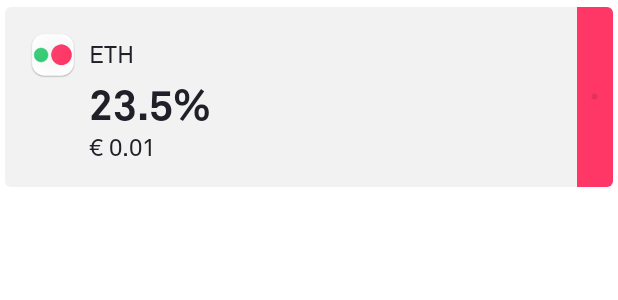
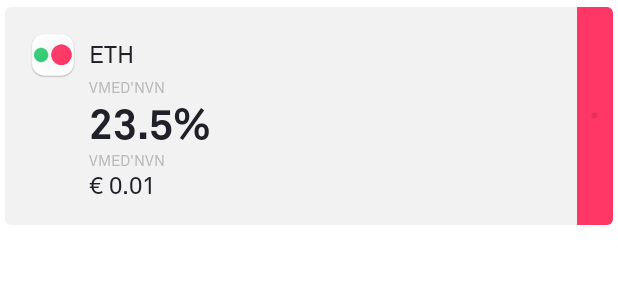
Before and after one commit to Asilvia/SoftCoin, an Android app: the layout coin_card.xml on its own in the app's theme, with its tools: preview values and no code run, on a phone screen of 412 x 824 dp. Shown: the top 300 px of the screen. Run offline under Robolectric (Android 15) with nearby library versions, the phone set to English and light mode, and no system bars.

Commit message:
ActionBar size

```diff
--- a/app/src/main/java/com/asilvia/cryptoo/ui/start/StartActivity.java
+++ b/app/src/main/java/com/asilvia/cryptoo/ui/start/StartActivity.java
@@ -167,9 +167,12 @@ public class StartActivity extends BaseActivity<ActivityStartBinding, StartViewM
     private void renderActionBar() {
         getSupportActionBar().setElevation(0);
         getSupportActionBar().setDisplayShowHomeEnabled(true);
-        getSupportActionBar().setLogo(R.drawable.ic_logo_cryptoo);
+       // getSupportActionBar().setLogo(R.drawable.ic_logo_cryptoo);
         getSupportActionBar().setDisplayUseLogoEnabled(true);
         getSupportActionBar().setDisplayShowTitleEnabled(false);
+        getSupportActionBar().setDisplayShowCustomEnabled(true);
+        View cView = getLayoutInflater().inflate(R.layout.start_action_bar, null);
+        getSupportActionBar().setCustomView(cView);
     }
 
 
--- a/app/src/main/res/drawable/ic_logo_cryptoo.xml
+++ b/app/src/main/res/drawable/ic_logo_cryptoo.xml
@@ -1,4 +1,4 @@
-<vector android:height="23dp" android:viewportHeight="23.0"
+<vector android:height="32dp" android:viewportHeight="30.0"
     android:viewportWidth="109.0" android:width="109.0dp" xmlns:android="http://schemas.android.com/apk/res/android">
     <path android:fillColor="#FE3767" android:fillType="evenOdd" android:pathData="M96.075,9.975m-9.975,0a9.975,9.975 0,1 1,19.95 0a9.975,9.975 0,1 1,-19.95 0"/>
     <path android:fillColor="#30C971" android:fillType="evenOdd" android:pathData="M76.125,9.975m-6.825,0a6.825,6.825 0,1 1,13.65 0a6.825,6.825 0,1 1,-13.65 0"/>
--- a/app/src/main/res/layout/coin_card.xml
+++ b/app/src/main/res/layout/coin_card.xml
@@ -34,23 +34,37 @@
                     android:layout_marginRight="8dp"
                     android:src="@mipmap/ic_launcher" />
 
+                <LinearLayout
+                    android:layout_width="match_parent"
+                    android:layout_height="wrap_content"
+                    android:layout_toRightOf="@id/icon"
+                    android:orientation="vertical">
+
                     <TextView
                         android:id="@+id/name"
                         android:layout_width="match_parent"
                         android:layout_height="32dp"
-                    android:layout_toRightOf="@id/icon"
                         android:fontFamily="@font/akkuratproregular"
                         android:gravity="left|center_vertical"
                         android:text="ETH"
                         android:textColor="@color/title"
                         android:textSize="@dimen/cards_text" />
 
+                    <TextView
+                        android:id="@+id/profit_index_label"
+                        android:layout_width="match_parent"
+                        android:layout_height="wrap_content"
+                        android:fontFamily="@font/akkuratproregular"
+                        android:gravity="left"
+                        android:text="vmed'nvn"
+                        android:textColor="@color/light_grey"
+                        android:textAllCaps="true"
+                        android:textSize="@dimen/widget_title_text" />
+
                     <LinearLayout
                         android:id="@+id/indice_container"
                         android:layout_width="wrap_content"
                         android:layout_height="wrap_content"
-                    android:layout_below="@+id/name"
-                    android:layout_toRightOf="@id/icon"
                         android:gravity="center_vertical">
 
                         <TextView
@@ -67,25 +81,29 @@
                             android:id="@+id/indicator"
                             android:layout_width="21dp"
                             android:layout_height="21dp"
-                        android:layout_marginLeft="@dimen/padding_xs"
-                        android:layout_toRightOf="@+id/value_percentage"
-
-
                             />
                     </LinearLayout>
 
                     <TextView
+                        android:id="@+id/profit_amount_label"
+                        android:layout_width="match_parent"
+                        android:layout_height="wrap_content"
+                        android:fontFamily="@font/akkuratproregular"
+                        android:gravity="left"
+                        android:text="vmed'nvn"
+                        android:textColor="@color/light_grey"
+                        android:textAllCaps="true"
+                        android:textSize="@dimen/widget_title_text" />
+                    <TextView
                         android:id="@+id/value"
                         android:layout_width="match_parent"
                         android:layout_height="wrap_content"
-                    android:layout_below="@+id/indice_container"
-                    android:layout_toRightOf="@id/icon"
                         android:fontFamily="@font/akkuratproregular"
                         android:gravity="left"
                         android:text="€ 0.01"
                         android:textColor="@color/title"
                         android:textSize="@dimen/cards_text" />
-
+                </LinearLayout>
             </RelativeLayout>
 
             <RelativeLayout
--- a/app/src/main/res/values/dimens.xml
+++ b/app/src/main/res/values/dimens.xml
@@ -8,21 +8,21 @@
     <dimen name="pref_horizontal">16dp</dimen>
     <dimen name="empty">0dp</dimen>
     <dimen name="coin_icon">32dp</dimen>
-    <dimen name="cards_text">16sp</dimen>
+
     <dimen name="title">20sp</dimen>
     <dimen name="padding_xs">4dp</dimen>
     <dimen name="padding_xxs">2dp</dimen>
     <dimen name="padding_s">9dp</dimen>
     <dimen name="details_image">96dp</dimen>
-    <dimen name="details_cards_value">28sp</dimen>
-    <dimen name="action_button">14sp</dimen>
+
+
     <dimen name="details_card_padding">22dp</dimen>
     <dimen name="padding_xxl">32dp</dimen>
     <dimen name="button_width">120dp</dimen>
     <dimen name="button_height">40dp</dimen>
 
-    <dimen name="gif_image_vertical"> 90dp</dimen>
-    <dimen name="gif_remove_image_vertical"> 60dp</dimen>
+    <dimen name="gif_image_vertical">90dp</dimen>
+    <dimen name="gif_remove_image_vertical">60dp</dimen>
 
     <!--
 Refer to App Widget Documentation for margin information
@@ -32,7 +32,10 @@ http://developer.android.com/guide/topics/appwidgets/index.html#CreatingLayout
     <dimen name="grid_margin">1dp</dimen>
     <dimen name="widget_card_padding">12dp</dimen>
     <dimen name="widget_card_padding_empty">8dp</dimen>
-    <dimen name="widget_title_text">12sp</dimen>
+    <dimen name="widget_title_text">10sp</dimen>
     <dimen name="widget_indice_text">18sp</dimen>
+    <dimen name="cards_text">16sp</dimen>
+    <dimen name="action_button">14sp</dimen>
+    <dimen name="details_cards_value">28sp</dimen>
 
 </resources>
--- a/app/src/main/res/values/strings.xml
+++ b/app/src/main/res/values/strings.xml
@@ -101,4 +101,8 @@
     <string name="about_giphy_link">https://developers.giphy.com/docs/</string>
     <string name="about_data_api">Cryptoo data api</string>
     <string name="about_data_api_link">https://www.cryptocompare.com/api/</string>
+    <string name="personal_profit_amount_label">profit/loss</string>
+    <string name="personal_profit_index_label">percentage</string>
+    <string name="market_profit_amount_label">market price</string>
+    <string name="market_profit_index_label">market index</string>
 </resources>
```
Also changed, not shown: app/src/main/java/com/asilvia/cryptoo/ui/start/StartAdapter.java (+10 -1 lines), app/src/main/res/drawable/ic_settings.xml (+4 -4 lines), app/src/main/res/layout/start_action_bar.xml (added, +11 -0 lines). Lines whose indentation alone changed are shown as unchanged.
